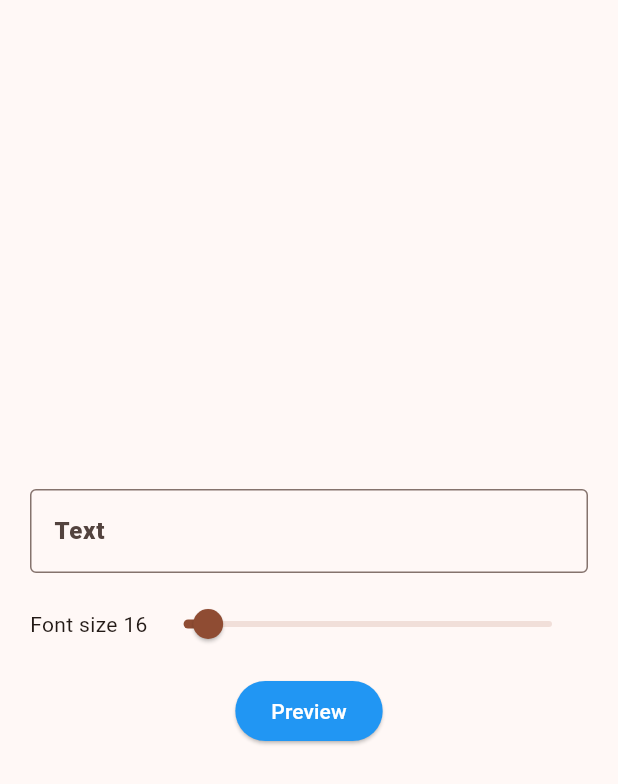
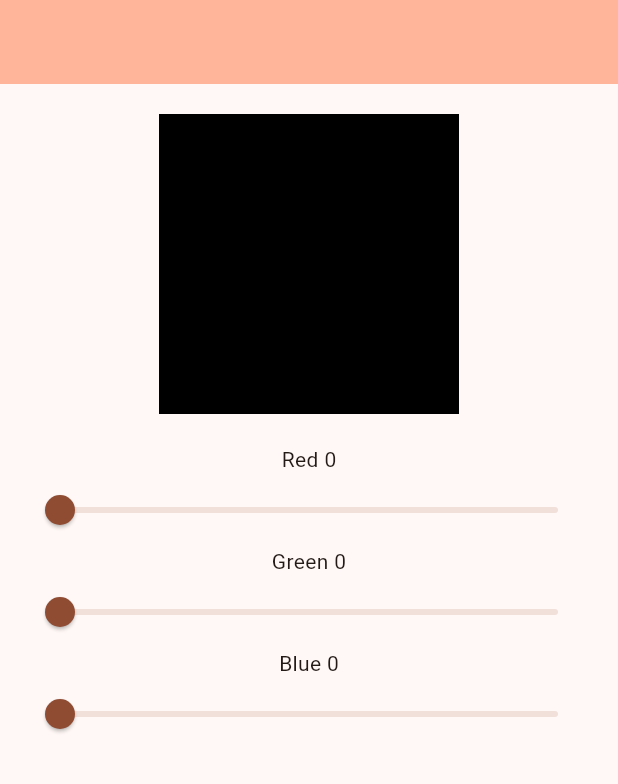
Before and after one commit to fominvic81/lntu-flutter, a Flutter app: the screen it shows after launch, on a phone screen of 412 x 824 dp. Shown: the top 784 px of the screen. Run offline on Flutter 3.47's test engine with Material 3 defaults, Android fonts, the phone set to English and light mode, and no system bars.

Commit message:
Reapply "tpl"
This reverts commit a6c0d6d2c56acce359c8a4b41a414aa5c2b52730.

```diff
--- a/lib/main.dart
+++ b/lib/main.dart
@@ -1,5 +1,5 @@
 import 'package:flutter/material.dart';
-import 'package:lntu_flutter/widgets/home_screen.dart';
+import 'package:lntu_flutter/widgets/ColorPicker.dart';
 
 void main() {
   runApp(const MyApp());
@@ -28,7 +28,24 @@ class MyApp extends StatelessWidget {
           labelStyle: TextStyle(fontWeight: FontWeight.w900),
         ),
       ),
-      home: HomeScreen(),
+      home: const Home(),
     );
   }
 }
+
+class Home extends StatelessWidget {
+  const Home({super.key});
+
+  @override
+  Widget build(BuildContext context) {
+    return Scaffold(
+      appBar: AppBar(
+        backgroundColor: Theme.of(context).colorScheme.inversePrimary,
+      ),
+      body: Padding(
+        padding: const EdgeInsets.symmetric(horizontal: 16.0),
+        child: ColorPicker(),
+      ),
+    );
+  }
+}
--- /dev/null
+++ b/lib/widgets/ColorPicker.dart
@@ -0,0 +1,46 @@
+
+
+import 'package:flutter/material.dart';
+
+class ColorPicker extends StatefulWidget {
+  @override
+  State<ColorPicker> createState() => ColorPickerState();
+}
+
+class ColorPickerState extends State<ColorPicker> {
+  int _r = 0;
+  int _g = 0;
+  int _b = 0;
+
+  @override
+  Widget build(BuildContext context) {
+    return Column(
+      children: [
+        Padding(
+          padding: EdgeInsets.symmetric(vertical: 20),
+          child: SizedBox(
+            width: 200,
+            height: 200,
+            child: DecoratedBox(
+                decoration: BoxDecoration(
+                  color: Color.fromARGB(255, _r, _g, _b),
+                )
+            ),
+          ),
+        ),
+        Text("Red $_r"),
+        Slider(value: _r.toDouble() / 255, onChanged: (value) => setState(() {
+          _r = (value * 255).floor();
+        })),
+        Text("Green $_g"),
+        Slider(value: _g.toDouble() / 255, onChanged: (value) => setState(() {
+          _g = (value * 255).floor();
+        })),
+        Text("Blue $_b"),
+        Slider(value: _b.toDouble() / 255, onChanged: (value) => setState(() {
+          _b = (value * 255).floor();
+        })),
+      ],
+    );
+  }
+}
--- a/lib/widgets/home_screen.dart
+++ /dev/null
@@ -1,98 +0,0 @@
-import 'package:flutter/material.dart';
-import 'package:lntu_flutter/widgets/preview_screen.dart';
-
-class HomeScreen extends StatefulWidget {
-  const HomeScreen({super.key});
-
-  @override
-  State<HomeScreen> createState() => HomeScreenState();
-}
-
-class HomeScreenState extends State<HomeScreen> {
-  int _fontSize = 16;
-  final TextEditingController _text = TextEditingController();
-
-  @override
-  Widget build(BuildContext context) {
-    return Scaffold(
-      body: Padding(
-        padding: EdgeInsets.symmetric(horizontal: 20),
-        child: Column(
-          spacing: 10,
-          crossAxisAlignment: CrossAxisAlignment.center,
-          mainAxisAlignment: MainAxisAlignment.center,
-          children: [
-            TextField(
-              controller: _text,
-              decoration: InputDecoration(
-                labelText: "Text",
-                hintText: "Hello world",
-              ),
-            ),
-            Row(
-              children: [
-                Text("Font size $_fontSize"),
-                Expanded(
-                  child: Slider(
-                    value: _fontSize.toDouble(),
-                    onChanged: (value) {
-                      setState(() {
-                        _fontSize = value.floor();
-                      });
-                    },
-                    min: 10,
-                    max: 100,
-                  ),
-                ),
-              ],
-            ),
-            ElevatedButton(
-              onPressed: () async {
-                final confirmed =
-                    await Navigator.push(
-                          context,
-                          MaterialPageRoute(
-                            builder: (context) => PreviewScreen(
-                              text: _text.text,
-                              fontSize: _fontSize,
-                            ),
-                          ),
-                        )
-                        as bool?;
-
-                showDialog(
-                  context: context,
-                  builder: (ctx) {
-                    return AlertDialog(
-                      title: Image.asset(
-                        'assets/images/robot.png',
-                        width: 50,
-                        height: 50,
-                      ),
-                      content: Text(
-                        confirmed == null
-                            ? "Don't know what to say"
-                            : (confirmed == true
-                                  ? "Cool!"
-                                  : "Let's try something else"),
-                        textAlign: TextAlign.center,
-                        style: TextStyle(fontSize: 30),
-                      ),
-                      actions: [
-                        TextButton(
-                          onPressed: () => Navigator.of(ctx).pop(),
-                          child: Text("Ok"),
-                        ),
-                      ],
-                    );
-                  },
-                );
-              },
-              child: Text("Preview"),
-            ),
-          ],
-        ),
-      ),
-    );
-  }
-}
```
Also changed, not shown: lib/widgets/preview_screen.dart (deleted, +0 -43 lines).
